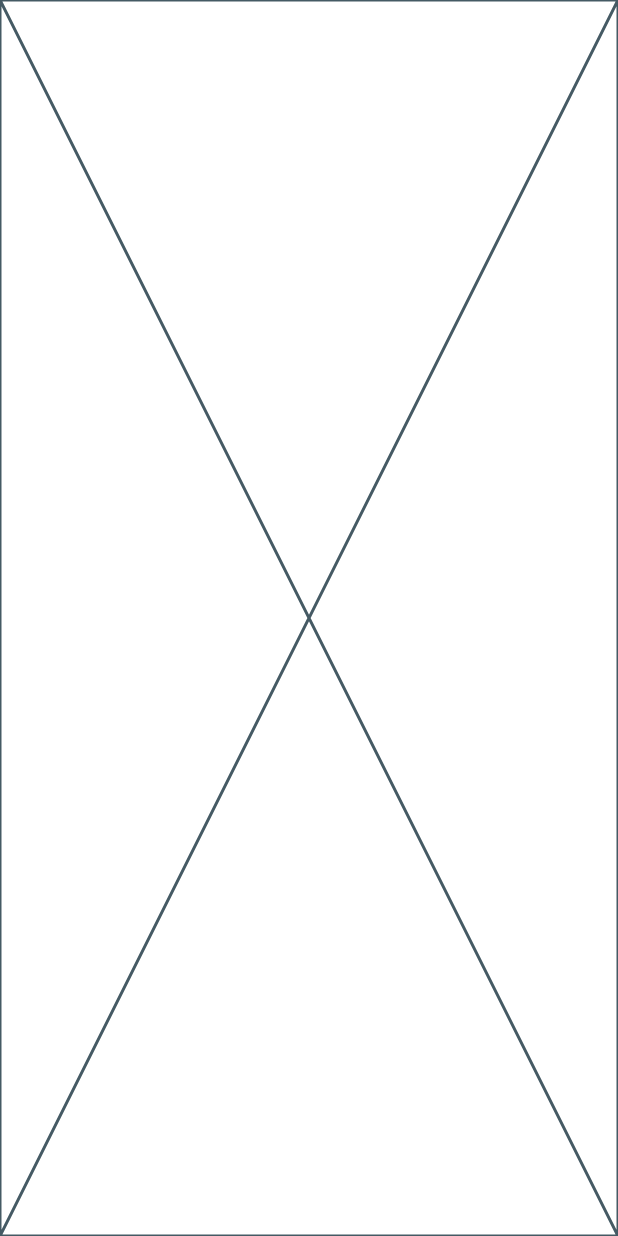
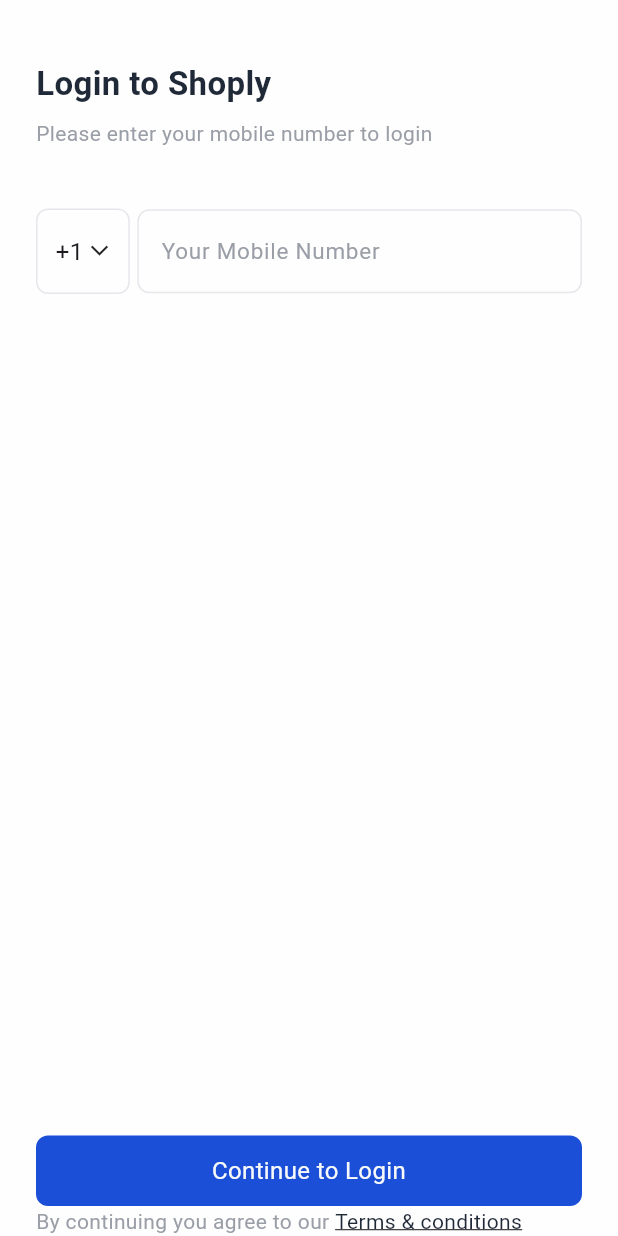
Before and after one commit to As-tra/Shoply, a Flutter app: the screen it shows after launch, after a tap on "Skip", after a tap on "Get Started", on a phone screen of 412 x 824 dp. Run offline on Flutter 3.47's test engine with Material 3 defaults, Android fonts, the phone set to English and light mode, and no system bars; our stand-ins replace country_picker, device_preview, go_router.

Commit message:
create phone login view

```diff
--- a/lib/core/utils/app_colors.dart
+++ b/lib/core/utils/app_colors.dart
@@ -7,4 +7,5 @@ class AppColors {
   static const secondaryBackground = Color(0xfff8fafa);
   static const primaryBackground = Color(0xfffffefe);
   static const grey1 = Color(0xffe5e7eb);
+  static const grey2 = Color(0xff8b919d);
 }
--- a/lib/core/utils/app_router.dart
+++ b/lib/core/utils/app_router.dart
@@ -1,9 +1,11 @@
 import 'package:go_router/go_router.dart';
+import 'package:shoply/features/Authentication/presentation/views/login_with_phone_view.dart';
 import 'package:shoply/features/Onboarding/presentation/views/onboarding_view.dart';
 import 'package:shoply/features/Onboarding/presentation/views/splash_view.dart';
 
 class AppRouter {
   static const kOnboarding = '/Onboarding';
+  static const kLoginWithPhone = '/login_with_phone';
   static final router = GoRouter(
     routes: [
       GoRoute(
@@ -14,6 +16,10 @@ class AppRouter {
         path: kOnboarding,
         builder: (context, state) => const OnboardingView(),
       ),
+      GoRoute(
+        path: kLoginWithPhone,
+        builder: (context, state) => const LoginWithPhoneView(),
+      ),
     ],
   );
 }
--- a/lib/core/utils/assets.dart
+++ b/lib/core/utils/assets.dart
@@ -1,6 +1,10 @@
 // ignore_for_file: prefer_single_quotes
 class Assets {
   Assets._();
+
+  /// Assets for iconsSearch
+  /// assets/icons/search.png
+  static const String iconsSearch = "assets/icons/search.png";
 
   /// Assets for imagesView1
   /// assets/images/view1.png
--- /dev/null
+++ b/lib/features/Authentication/presentation/views/login_with_phone_view.dart
@@ -0,0 +1,15 @@
+import 'package:flutter/material.dart';
+import 'package:shoply/core/utils/app_colors.dart';
+import 'package:shoply/features/Authentication/presentation/views/widgets/login_with_phone_view_body.dart';
+
+class LoginWithPhoneView extends StatelessWidget {
+  const LoginWithPhoneView({super.key});
+
+  @override
+  Widget build(BuildContext context) {
+    return const Scaffold(
+      backgroundColor: AppColors.primaryBackground,
+      body: LoginWithPhoneViewBody(),
+    );
+  }
+}
--- /dev/null
+++ b/lib/features/Authentication/presentation/views/widgets/country_picker.dart
@@ -0,0 +1,104 @@
+import 'package:country_picker/country_picker.dart';
+import 'package:flutter/material.dart';
+import 'package:shoply/core/utils/app_colors.dart';
+import 'package:shoply/core/utils/assets.dart';
+
+class CountryPicker extends StatefulWidget {
+  const CountryPicker({super.key});
+
+  @override
+  State<CountryPicker> createState() => _CountryPickerState();
+}
+
+class _CountryPickerState extends State<CountryPicker> {
+  String countryCode = '1';
+  @override
+  Widget build(BuildContext context) {
+    return GestureDetector(
+      onTap: () {
+        showTheCountryPicker(context);
+      },
+      child: Container(
+        padding: const EdgeInsets.symmetric(horizontal: 12, vertical: 16),
+        decoration: BoxDecoration(
+          borderRadius: BorderRadius.circular(8),
+          border: Border.all(color: AppColors.grey1),
+        ),
+        child: Row(
+          children: [
+            Text(
+              "+$countryCode",
+              style: const TextStyle(
+                fontSize: 16,
+              ),
+            ),
+            const SizedBox(width: 4),
+            Padding(
+              padding: const EdgeInsets.only(bottom: 8.0),
+              child: Transform.rotate(
+                angle: -1.570796327,
+                child: const Icon(
+                  Icons.arrow_back_ios,
+                  size: 14,
+                ),
+              ),
+            ),
+          ],
+        ),
+      ),
+    );
+  }
+
+  void showTheCountryPicker(BuildContext context) {
+    showCountryPicker(
+      onSelect: (Country country) {
+        countryCode = country.phoneCode;
+        setState(() {});
+      },
+      context: context,
+      showPhoneCode: true,
+      searchAutofocus: true,
+      countryListTheme: CountryListThemeData(
+        borderRadius: const BorderRadius.only(
+          topLeft: Radius.circular(20.0),
+          topRight: Radius.circular(20.0),
+        ),
+        inputDecoration: InputDecoration(
+          hintText: 'Search Here...',
+          hintStyle: _buildHintStyle(),
+          prefixIcon: _buildPrefix(),
+          enabledBorder: _buildBorder(),
+          focusedBorder: _buildBorder(),
+          border: _buildBorder(),
+        ),
+      ),
+    );
+  }
+
+  Padding _buildPrefix() {
+    return Padding(
+      padding: const EdgeInsets.all(8),
+      child: Image.asset(
+        Assets.iconsSearch,
+        color: AppColors.primaryText,
+        height: 24,
+      ),
+    );
+  }
+
+  TextStyle _buildHintStyle() {
+    return const TextStyle(
+      color: AppColors.grey2,
+      fontWeight: FontWeight.normal,
+    );
+  }
+
+  OutlineInputBorder _buildBorder() {
+    return OutlineInputBorder(
+      borderRadius: BorderRadius.circular(12),
+      borderSide: const BorderSide(
+        color: AppColors.grey2,
+      ),
+    );
+  }
+}
--- /dev/null
+++ b/lib/features/Authentication/presentation/views/widgets/custom_button.dart
@@ -0,0 +1,42 @@
+import 'package:flutter/material.dart';
+import 'package:shoply/core/utils/app_colors.dart';
+
+class CustomButton extends StatelessWidget {
+  const CustomButton({
+    super.key,
+    required this.ontap,
+    required this.text,
+  });
+  final VoidCallback ontap;
+  final String text;
+  @override
+  Widget build(BuildContext context) {
+    return InkWell(
+      onTap: ontap,
+      child: Container(
+        width: double.infinity,
+        padding: const EdgeInsets.symmetric(vertical: 12),
+        decoration: _getDecoration(),
+        child: Text(
+          text,
+          textAlign: TextAlign.center,
+          style: _getStyle(),
+        ),
+      ),
+    );
+  }
+
+  BoxDecoration _getDecoration() {
+    return BoxDecoration(
+      color: AppColors.primary,
+      borderRadius: BorderRadius.circular(8),
+    );
+  }
+
+  TextStyle _getStyle() {
+    return const TextStyle(
+      color: AppColors.secondaryBackground,
+      fontSize: 16,
+    );
+  }
+}
--- /dev/null
+++ b/lib/features/Authentication/presentation/views/widgets/custom_text_field.dart
@@ -0,0 +1,31 @@
+import 'package:flutter/material.dart';
+import 'package:shoply/core/utils/app_colors.dart';
+
+class CustomTextField extends StatelessWidget {
+  const CustomTextField({super.key});
+
+  @override
+  Widget build(BuildContext context) {
+    return TextField(
+      keyboardType: const TextInputType.numberWithOptions(),
+      decoration: InputDecoration(
+        border: _buildBorder(),
+        enabledBorder: _buildBorder(),
+        focusedBorder: _buildBorder(),
+        hintText: 'Your Mobile Number',
+        hintStyle: const TextStyle(
+          color: AppColors.secondaryText,
+          fontSize: 15,
+          fontWeight: FontWeight.normal,
+        ),
+      ),
+    );
+  }
+
+  OutlineInputBorder _buildBorder() {
+    return OutlineInputBorder(
+      borderRadius: BorderRadius.circular(8),
+      borderSide: const BorderSide(color: AppColors.grey1),
+    );
+  }
+}
--- /dev/null
+++ b/lib/features/Authentication/presentation/views/widgets/login_with_phone_view_body.dart
@@ -0,0 +1,71 @@
+import 'package:flutter/material.dart';
+import 'package:shoply/core/utils/app_colors.dart';
+import 'package:shoply/features/Authentication/presentation/views/widgets/country_picker.dart';
+import 'package:shoply/features/Authentication/presentation/views/widgets/custom_button.dart';
+import 'package:shoply/features/Authentication/presentation/views/widgets/custom_text_field.dart';
+
+class LoginWithPhoneViewBody extends StatelessWidget {
+  const LoginWithPhoneViewBody({super.key});
+
+  @override
+  Widget build(BuildContext context) {
+    return Padding(
+      padding: const EdgeInsets.symmetric(horizontal: 24.0),
+      child: Column(
+        crossAxisAlignment: CrossAxisAlignment.start,
+        children: [
+          const SizedBox(height: 40),
+          _buildTitle(),
+          const SizedBox(height: 8),
+          _buildSubTitle('Please enter your mobile number to login'),
+          const SizedBox(height: 40),
+          const Row(
+            children: [
+              CountryPicker(),
+              SizedBox(width: 5),
+              Expanded(
+                child: CustomTextField(),
+              ),
+            ],
+          ),
+          const Spacer(),
+          CustomButton(ontap: () {}, text: 'Continue to Login'),
+          // change this to rich text
+          Wrap(
+            children: [
+              _buildSubTitle('By continuing you agree to our '),
+              const Text(
+                'Terms & conditions',
+                style: TextStyle(
+                    color: AppColors.primaryText,
+                    fontSize: 14,
+                    decoration: TextDecoration.underline),
+              ),
+            ],
+          )
+        ],
+      ),
+    );
+  }
+
+  Text _buildSubTitle(String text) {
+    return Text(
+      text,
+      style: const TextStyle(
+        fontSize: 14,
+        color: AppColors.secondaryText,
+      ),
+    );
+  }
+
+  Text _buildTitle() {
+    return const Text(
+      'Login to Shoply',
+      style: TextStyle(
+        fontSize: 22,
+        color: AppColors.primaryText,
+        fontWeight: FontWeight.bold,
+      ),
+    );
+  }
+}
--- a/lib/features/Onboarding/presentation/views/splash_view.dart
+++ b/lib/features/Onboarding/presentation/views/splash_view.dart
@@ -2,6 +2,7 @@ import 'package:flutter/material.dart';
 import 'package:go_router/go_router.dart';
 import 'package:shoply/core/utils/app_colors.dart';
 import 'package:shoply/core/utils/app_router.dart';
+import 'package:shoply/features/Onboarding/presentation/views/widgets/splash_view_body.dart';
 
 class SplashView extends StatefulWidget {
   const SplashView({super.key});
@@ -17,6 +18,7 @@ class _SplashViewState extends State<SplashView> {
     Future.delayed(
       const Duration(seconds: 2),
       () {
+        // check if the widget tree don't change so we don't face any problems
         if (mounted) {
           GoRouter.of(context).push(AppRouter.kOnboarding);
         }
@@ -29,21 +31,7 @@ class _SplashViewState extends State<SplashView> {
   Widget build(BuildContext context) {
     return const Scaffold(
       backgroundColor: AppColors.primary,
-      body: Center(
-        child: Column(
-          mainAxisAlignment: MainAxisAlignment.center,
-          children: [
-            Text(
-              'SHOPLY.',
-              style: TextStyle(
-                color: Colors.white,
-                fontSize: 36,
-                letterSpacing: 1.3,
-              ),
-            ),
-          ],
-        ),
-      ),
+      body: SplashViewBody()
     );
   }
 }
--- a/lib/features/Onboarding/presentation/views/widgets/onboarding_navigation.dart
+++ b/lib/features/Onboarding/presentation/views/widgets/onboarding_navigation.dart
@@ -1,7 +1,8 @@
-
 import 'package:flutter/material.dart';
+import 'package:go_router/go_router.dart';
 import 'package:shoply/constants.dart';
 import 'package:shoply/core/utils/app_colors.dart';
+import 'package:shoply/core/utils/app_router.dart';
 import 'package:shoply/features/Onboarding/presentation/views/widgets/custom_button.dart';
 import 'package:shoply/features/Onboarding/presentation/views/widgets/page_view_progress_indicator.dart';
 
@@ -34,13 +35,7 @@ class OnboardingNavigation extends StatelessWidget {
                       duration: const Duration(milliseconds: 400),
                       curve: Curves.linear,
                     )
-                  :
-                  // later add here the route fo the Auth view
-                  Navigator.of(context).push(
-                      MaterialPageRoute(
-                        builder: (context) => const Placeholder(),
-                      ),
-                    );
+                  : GoRouter.of(context).push(AppRouter.kLoginWithPhone);
             },
           )
         ],
--- /dev/null
+++ b/lib/features/Onboarding/presentation/views/widgets/splash_view_body.dart
@@ -0,0 +1,24 @@
+import 'package:flutter/material.dart';
+
+class SplashViewBody extends StatelessWidget {
+  const SplashViewBody({super.key});
+
+  @override
+  Widget build(BuildContext context) {
+    return const Center(
+      child: Column(
+        mainAxisAlignment: MainAxisAlignment.center,
+        children: [
+          Text(
+            'SHOPLY.',
+            style: TextStyle(
+              color: Colors.white,
+              fontSize: 36,
+              letterSpacing: 1.3,
+            ),
+          ),
+        ],
+      ),
+    );
+  }
+}
```
Also changed, not shown: pubspec.yaml (+7 -3 lines), assets/icons/search.png (added), pubspec.lock.
